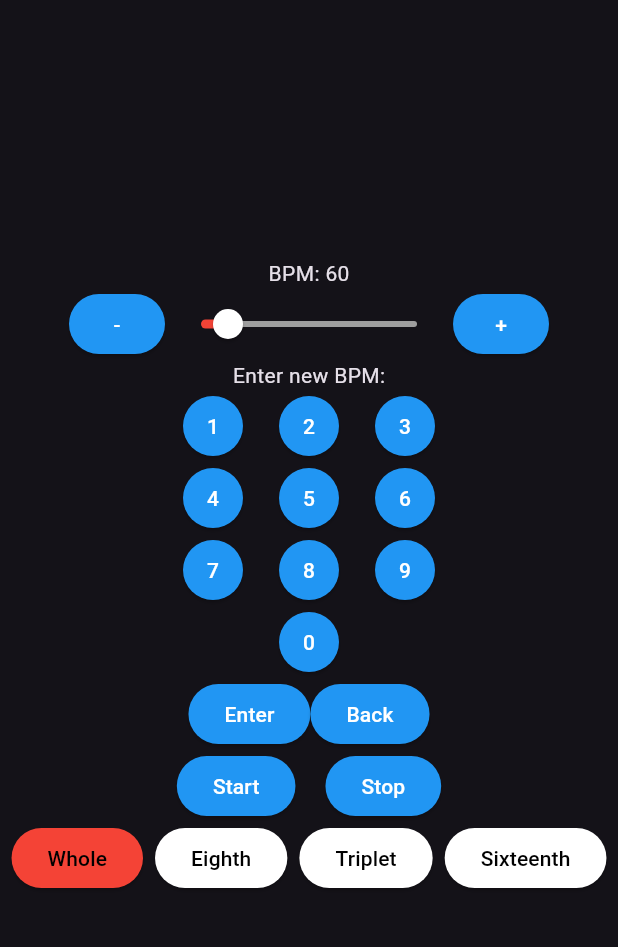
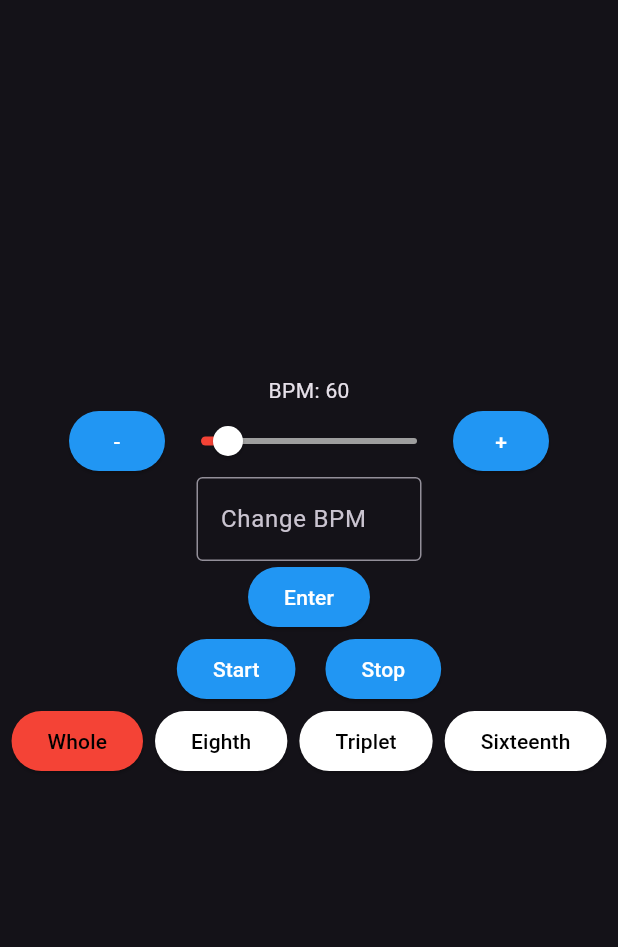
Before and after one commit to AdnanKhaleeli/MetronomeAPP, a Flutter app: the screen it shows after launch, after a tap on "Start", on a phone screen of 412 x 824 dp, the part 84-1031 px from its top. Run offline on Flutter 3.47's test engine with Material 3 defaults, Android fonts, the phone set to English and light mode, and no system bars; our stand-ins replace audioplayers; missing offline and left inert: mongo_dart.

Commit message:
New bpm choosing display (keypad not fully working)

```diff
--- a/lib/main.dart
+++ b/lib/main.dart
@@ -1,6 +1,7 @@
 import 'dart:async';
 import 'package:flutter/material.dart';
 import 'package:audioplayers/audioplayers.dart';
+import 'package:flutter/services.dart';
 import 'database.dart';
 import 'user.dart';
 
@@ -69,7 +70,8 @@ class _MetronomeAppState extends State<MetronomeApp> {
   bool playing = false;
   int currentSubdivisions = 1;
   int tickCount = 0;
-  int newBpmInput = 0;
+  int bpmInput = 0;
+  final TextEditingController _controller = TextEditingController();
 
   // Track the currently selected button index
   int selectedSubdivisionIndex = 0;
@@ -171,119 +173,22 @@ class _MetronomeAppState extends State<MetronomeApp> {
               ),
             ],
           ),
-          Row( // BPM keypad value
+          Row(
             mainAxisAlignment: MainAxisAlignment.center,
-            children: [
-              if (newBpmInput == 0) Text("Enter new BPM:") // If value is 0, don't display
-              else (Text("Enter new BPM: $newBpmInput")),
-            ],
-          ),
-          Row( // Row for numbers 1, 2, 3
-            mainAxisAlignment: MainAxisAlignment.center,
-            children: [
-              ElevatedButton( // 1
-                  onPressed: () {
-                    addToInput(1);
-                  },
-                  child: Text("1"),
-                style: ElevatedButton.styleFrom(
-                    shape: CircleBorder(),
-                ),
-              ),
-              ElevatedButton( // 2
-                onPressed: () {
-                  addToInput(2);
-                },
-                child: Text("2"),
-                style: ElevatedButton.styleFrom(
-                  shape: CircleBorder(),
-                ),
-              ),
-              ElevatedButton( // 3
-                onPressed: () {
-                  addToInput(3);
-                },
-                child: Text("3"),
-                style: ElevatedButton.styleFrom(
-                  shape: CircleBorder(),
-                ),
-              ),
-            ],
-          ),
-          Row( // Row for numbers 4, 5, 6
-            mainAxisAlignment: MainAxisAlignment.center,
-            children: [
-              ElevatedButton( // 4
-                onPressed: () {
-                  addToInput(4);
-                },
-                child: Text("4"),
-                style: ElevatedButton.styleFrom(
-                  shape: CircleBorder(),
-                ),
-              ),
-              ElevatedButton( // 5
-                onPressed: () {
-                  addToInput(5);
-                },
-                child: Text("5"),
-                style: ElevatedButton.styleFrom(
-                  shape: CircleBorder(),
-                ),
-              ),
-              ElevatedButton( // 6
-                onPressed: () {
-                  addToInput(6);
-                },
-                child: Text("6"),
-                style: ElevatedButton.styleFrom(
-                  shape: CircleBorder(),
-                ),
-              ),
-            ],
-          ),
-          Row( // Row for numbers 7, 8, 9
-            mainAxisAlignment: MainAxisAlignment.center,
-            children: [
-              ElevatedButton( // 7
-                onPressed: () {
-                  addToInput(7);
-                },
-                child: Text("7"),
-                style: ElevatedButton.styleFrom(
-                  shape: CircleBorder(),
-                ),
-              ),
-              ElevatedButton( // 8
-                onPressed: () {
-                  addToInput(8);
-                },
-                child: Text("8"),
-                style: ElevatedButton.styleFrom(
-                  shape: CircleBorder(),
-                ),
-              ),
-              ElevatedButton( // 9
-                onPressed: () {
-                  addToInput(9);
-                },
-                child: Text("9"),
-                style: ElevatedButton.styleFrom(
-                  shape: CircleBorder(),
-                ),
-              ),
-            ],
-          ),
-          Row( // Row for number 0
-            mainAxisAlignment: MainAxisAlignment.center,
-            children: [
-              ElevatedButton( // 0
-                onPressed: () {
-                  addToInput(0);
-                },
-                child: Text("0"),
-                style: ElevatedButton.styleFrom(
-                  shape: CircleBorder(),
+            children: <Widget>[
+              SizedBox(
+                width: 150,
+                child: TextField(
+                  controller: _controller,
+                  keyboardType: TextInputType.number,
+                  decoration: InputDecoration(
+                    border: OutlineInputBorder(),
+                    labelText: 'Change BPM',
+                  ),
+                  inputFormatters: [
+                    LengthLimitingTextInputFormatter(3), // limit 3 chars
+                    FilteringTextInputFormatter.digitsOnly, // allow only digits
+                  ],
                 ),
               ),
             ],
@@ -291,28 +196,17 @@ class _MetronomeAppState extends State<MetronomeApp> {
           Row( // Row enter and backspace
             mainAxisAlignment: MainAxisAlignment.center,
             children: [
-              ElevatedButton( // enter
+              ElevatedButton( // Enter button
                 onPressed: () {
-                  if (newBpmInput >= 40 && newBpmInput <= 200) { // Input is valid
+                  int? bpmInput = int.tryParse(_controller.text);
+                  if (bpmInput != null && bpmInput >= 40 && bpmInput <= 200) {
                     setState(() {
-                      _bpm = newBpmInput.toDouble();
-                      newBpmInput = 0; // Set new text and value
+                      _bpm = bpmInput.toDouble();
+                      _controller.clear(); // Clear input
                     });
                   }
                 },
                 child: Text("Enter"),
-              ),
-              ElevatedButton( // backspace
-                onPressed: () {
-                  setState(() { // Set new text and value
-                    if (newBpmInput < 10) { // Ensure input is not ever 'empty' since it is an int
-                      newBpmInput = 0;
-                    } else {
-                      newBpmInput = int.parse(newBpmInput.toString().substring(0, newBpmInput.toString().length - 1));
-                    }
-                  });
-                },
-                child: Text("Back"),
               ),
             ],
           ),
@@ -320,27 +214,16 @@ class _MetronomeAppState extends State<MetronomeApp> {
             mainAxisAlignment: MainAxisAlignment.center,
             children: [
               ElevatedButton(
-                onPressed: () async {
-                  playing = true;
-                  while (playing) {
-                    double oneBeat = 60 / _bpm;
-                    double waitTime = oneBeat - 0.156;
-
-                    await player.setSource(AssetSource('tick_sound_156.wav'));
-                    await player.setVolume(1.0);
-                    await player.resume();
-                    await Future.delayed(Duration(milliseconds: 156));
-                    await Future.delayed(Duration(milliseconds: (waitTime * 1000).toInt()));
-                  }
+                onPressed: () {
+                  stopMetronome();
+                  startMetronome(
+                      currentSubdivisions); // Start with current subdivisions
                 },
                 child: Text('Start'),
               ),
               SizedBox(width: 20),
               ElevatedButton(
-                onPressed: () {
-                  playing = false;
-                  player.stop();
-                },
+                onPressed: stopMetronome,
                 child: Text('Stop'),
               ),
             ],
@@ -426,13 +309,4 @@ class _MetronomeAppState extends State<MetronomeApp> {
       ),
     );
   }
-  void addToInput(int num) {
-    setState(() { // Set new text and value
-      if (newBpmInput == 0) {
-        newBpmInput = num;
-      } else if (newBpmInput < 100) { // Limit new input to 3 digits
-        newBpmInput = int.parse(newBpmInput.toString() + num.toString());
-      }
-    });
-  }
 }
```
